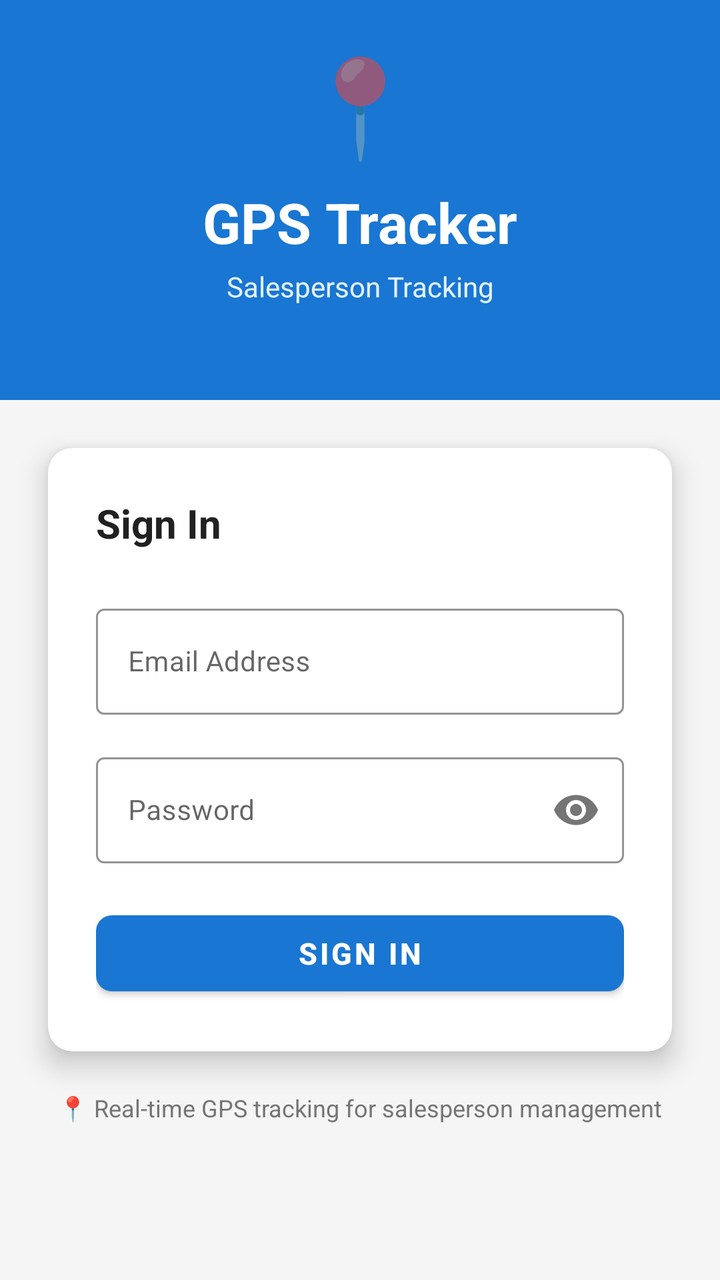
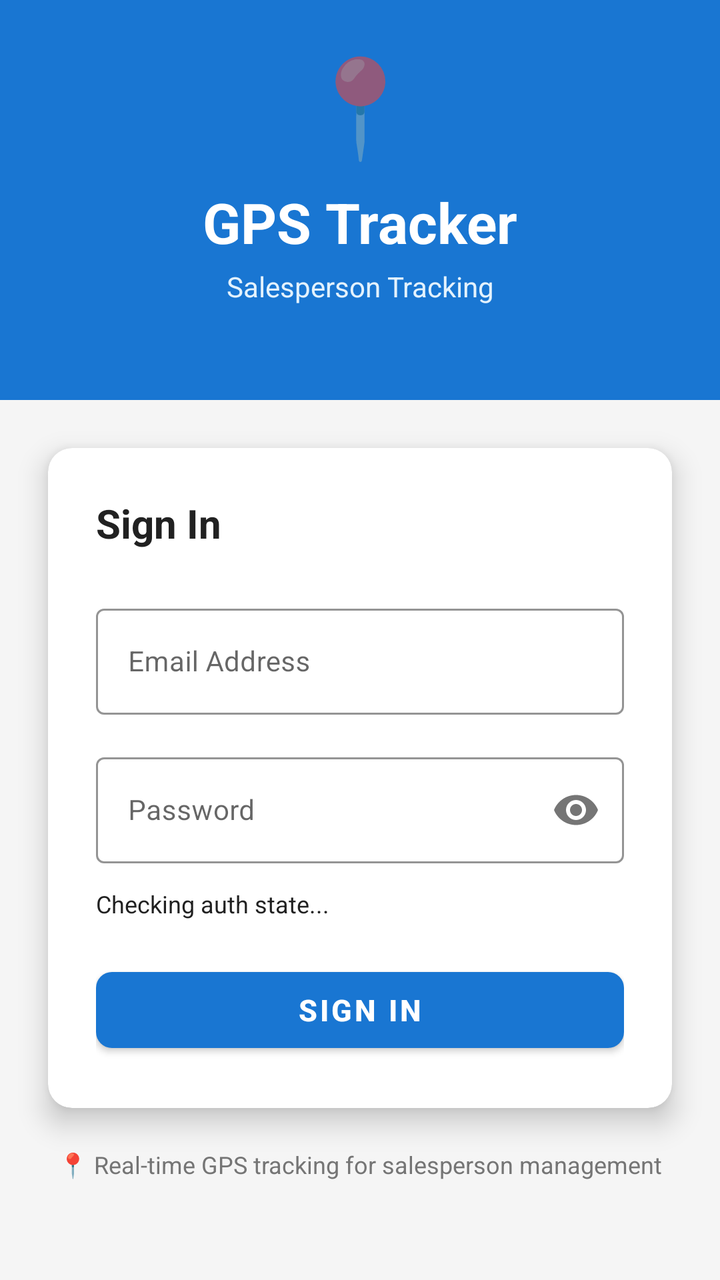

An Android layout rendered at two revisions. The XML below is the earlier revision; the diff shows what the commit changed to produce the second picture.
<!-- AndroidManifest.xml: application theme Theme.GPSTracker -->
<!-- res/layout/activity_login.xml -->
<?xml version="1.0" encoding="utf-8"?>
<androidx.constraintlayout.widget.ConstraintLayout xmlns:android="http://schemas.android.com/apk/res/android"
    xmlns:app="http://schemas.android.com/apk/res-auto"
    android:layout_width="match_parent"
    android:layout_height="match_parent"
    android:background="@color/light_gray">

    
    <View
        android:id="@+id/headerBackground"
        android:layout_width="0dp"
        android:layout_height="200dp"
        android:background="@color/primary"
        app:layout_constraintTop_toTopOf="parent"
        app:layout_constraintStart_toStartOf="parent"
        app:layout_constraintEnd_toEndOf="parent" />

    
    <TextView
        android:id="@+id/appLogo"
        android:layout_width="wrap_content"
        android:layout_height="wrap_content"
        android:text="📍"
        android:textSize="48sp"
        android:layout_marginTop="20dp"
        app:layout_constraintTop_toTopOf="parent"
        app:layout_constraintStart_toStartOf="parent"
        app:layout_constraintEnd_toEndOf="parent" />

    <TextView
        android:id="@+id/appTitle"
        android:layout_width="wrap_content"
        android:layout_height="wrap_content"
        android:text="GPS Tracker"
        android:textColor="@color/white"
        android:textSize="28sp"
        android:textStyle="bold"
        android:layout_marginTop="8dp"
        app:layout_constraintTop_toBottomOf="@id/appLogo"
        app:layout_constraintStart_toStartOf="parent"
        app:layout_constraintEnd_toEndOf="parent" />

    <TextView
        android:id="@+id/appSubtitle"
        android:layout_width="wrap_content"
        android:layout_height="wrap_content"
        android:text="Salesperson Tracking"
        android:textColor="#E3F2FD"
        android:textSize="14sp"
        android:layout_marginTop="4dp"
        app:layout_constraintTop_toBottomOf="@id/appTitle"
        app:layout_constraintStart_toStartOf="parent"
        app:layout_constraintEnd_toEndOf="parent" />

    
    <androidx.cardview.widget.CardView
        android:id="@+id/loginCard"
        android:layout_width="0dp"
        android:layout_height="wrap_content"
        android:layout_margin="24dp"
        app:cardCornerRadius="12dp"
        app:cardElevation="8dp"
        app:layout_constraintTop_toBottomOf="@id/headerBackground"
        app:layout_constraintStart_toStartOf="parent"
        app:layout_constraintEnd_toEndOf="parent"
        android:layout_marginTop="-40dp">

        <LinearLayout
            android:layout_width="match_parent"
            android:layout_height="wrap_content"
            android:orientation="vertical"
            android:padding="24dp">

            <TextView
                android:id="@+id/loginTitle"
                android:layout_width="match_parent"
                android:layout_height="wrap_content"
                android:text="Sign In"
                android:textColor="@color/text_dark"
                android:textSize="20sp"
                android:textStyle="bold"
                android:layout_marginBottom="24dp" />

            
            <com.google.android.material.textfield.TextInputLayout
                android:id="@+id/emailLayout"
                android:layout_width="match_parent"
                android:layout_height="wrap_content"
                android:layout_marginBottom="16dp"
                app:hintAnimationEnabled="true"
                app:boxStrokeColor="@color/primary"
                style="@style/Widget.MaterialComponents.TextInputLayout.OutlinedBox">

                <com.google.android.material.textfield.TextInputEditText
                    android:id="@+id/emailInput"
                    android:layout_width="match_parent"
                    android:layout_height="wrap_content"
                    android:hint="Email Address"
                    android:inputType="textEmailAddress"
                    android:textSize="14sp" />

            </com.google.android.material.textfield.TextInputLayout>

            
            <com.google.android.material.textfield.TextInputLayout
                android:id="@+id/passwordLayout"
                android:layout_width="match_parent"
                android:layout_height="wrap_content"
                android:layout_marginBottom="12dp"
                app:hintAnimationEnabled="true"
                app:boxStrokeColor="@color/primary"
                app:passwordToggleEnabled="true"
                style="@style/Widget.MaterialComponents.TextInputLayout.OutlinedBox">

                <com.google.android.material.textfield.TextInputEditText
                    android:id="@+id/passwordInput"
                    android:layout_width="match_parent"
                    android:layout_height="wrap_content"
                    android:hint="Password"
                    android:inputType="textPassword"
                    android:textSize="14sp" />

            </com.google.android.material.textfield.TextInputLayout>

            
            <TextView
                android:id="@+id/errorText"
                android:layout_width="match_parent"
                android:layout_height="wrap_content"
                android:textColor="@color/error_red"
                android:textSize="12sp"
                android:visibility="gone"
                android:layout_marginBottom="12dp" />

            
            <com.google.android.material.button.MaterialButton
                android:id="@+id/loginButton"
                android:layout_width="match_parent"
                android:layout_height="50dp"
                android:text="SIGN IN"
                android:textSize="15sp"
                android:textStyle="bold"
                android:layout_marginTop="8dp"
                app:cornerRadius="8dp"
                app:backgroundTint="@color/primary" />

            
            <ProgressBar
                android:id="@+id/loadingSpinner"
                android:layout_width="wrap_content"
                android:layout_height="wrap_content"
                android:visibility="gone"
                android:layout_gravity="center"
                android:layout_marginTop="16dp" />

        </LinearLayout>

    </androidx.cardview.widget.CardView>

    
    <TextView
        android:id="@+id/infoText"
        android:layout_width="0dp"
        android:layout_height="wrap_content"
        android:text="📍 Real-time GPS tracking for salesperson management"
        android:textColor="@color/text_light"
        android:textSize="12sp"
        android:gravity="center"
        android:layout_marginHorizontal="24dp"
        android:layout_marginTop="20dp"
        app:layout_constraintTop_toBottomOf="@id/loginCard"
        app:layout_constraintStart_toStartOf="parent"
        app:layout_constraintEnd_toEndOf="parent" />

</androidx.constraintlayout.widget.ConstraintLayout>
<!-- resources referenced by this layout -->
<resources>
  <color name="error_red">#F44336</color>
  <color name="light_gray">#F5F5F5</color>
  <color name="primary">#1976D2</color>
  <color name="text_dark">#212121</color>
  <color name="text_light">#757575</color>
  <color name="white">#FFFFFF</color>
  <style name="Theme.GPSTracker" parent="Theme.MaterialComponents.Light.NoActionBar">
          <item name="colorPrimary">#1976D2</item>
          <item name="colorPrimaryDark">#115293</item>
          <item name="colorAccent">#03A9F4</item>
      </style>
</resources>

<!-- the commit's change to res/layout/activity_login.xml (unified diff, before → after) -->
@@ -130,6 +130,17 @@
                 android:textColor="@color/error_red"
                 android:textSize="12sp"
                 android:visibility="gone"
+                android:layout_marginBottom="8dp" />
+
+            
+            <TextView
+                android:id="@+id/tokenStatusText"
+                android:layout_width="match_parent"
+                android:layout_height="wrap_content"
+                android:text="Checking auth state..."
+                android:textColor="@color/text_dark"
+                android:textSize="12sp"
+                android:visibility="visible"
                 android:layout_marginBottom="12dp" />
 
             
